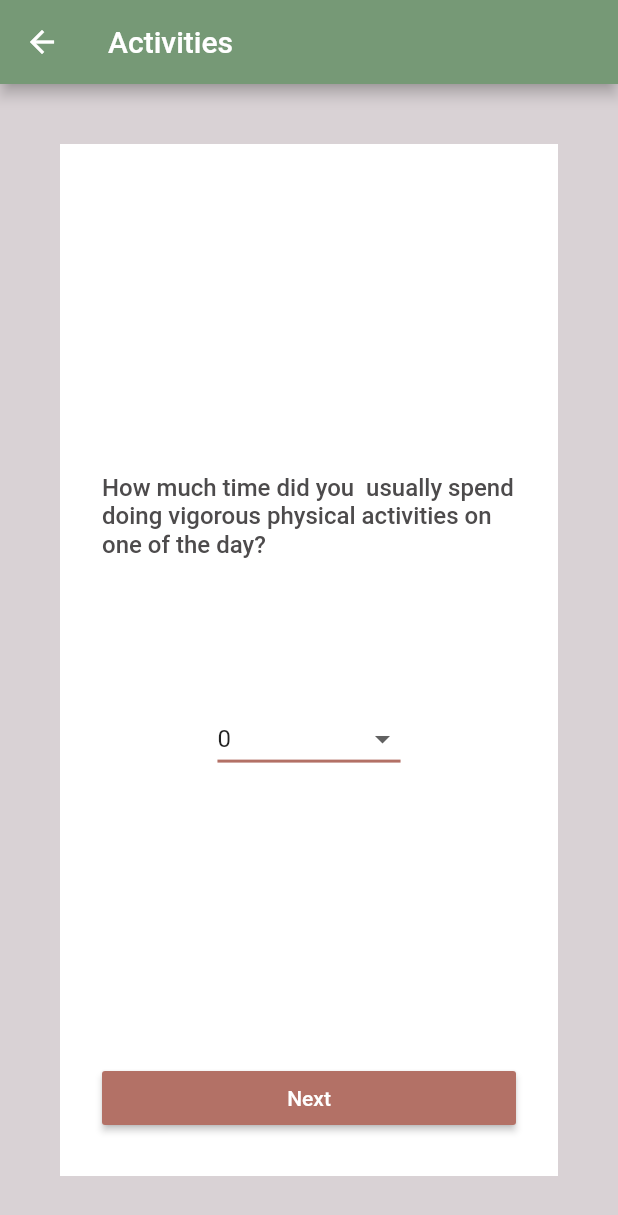
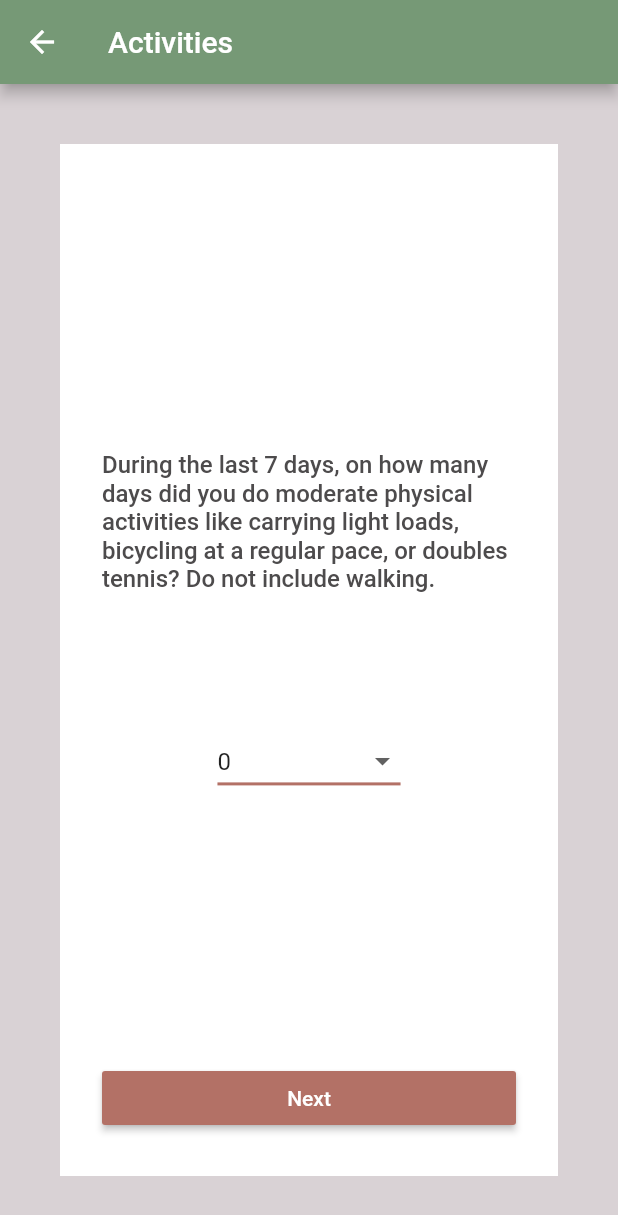
Before and after one commit to shreekadhikari/body_tune, a Flutter app: the ActivitiesPage screen opened directly, after a tap on "Next", on a phone screen of 412 x 824 dp. Shown: the top 1215 px of the screen. Run offline on Flutter 3.47's test engine with Material 2 defaults, Android fonts, the light colour scheme and no system bars; our stand-ins replace numberpicker, shared_preferences; accounts and stored records are empty; Roboto replaces fonts that are missing (Arial).

Commit message:
Did the activity page and user object

```diff
--- a/lib/activities_page.dart
+++ b/lib/activities_page.dart
@@ -1,7 +1,9 @@
+import 'dart:convert';
+
 import 'package:body_tune/home_page.dart';
+import 'package:body_tune/user.dart';
 import 'package:flutter/material.dart';
-import 'package:numberpicker/numberpicker.dart';
-
+import 'package:shared_preferences/shared_preferences.dart';
 import 'helper.dart';
 
 class ActivitiesPage extends StatefulWidget {
@@ -13,10 +15,9 @@ class ActivitiesPage extends StatefulWidget {
 }
 
 class _ContentMain extends State<ActivitiesPage> {
+  SharedPreferences preferences;
   int currentIndex = 0;
-  String dropdownValue = '0';
-
-  // List<Widget> widgetDropDownList = <Widget>[widgetDays()];
+  List<String> dropDownActivity = CustomText().defaultDropDownValue;
 
   @override
   Widget build(BuildContext context) {
@@ -34,30 +35,10 @@ class _ContentMain extends State<ActivitiesPage> {
           crossAxisAlignment: CrossAxisAlignment.stretch,
           children: [
             Spacer(flex: 2),
-            Container(
-              child: Text(
-                CustomText().activitiesQues[currentIndex],
-                style: textBody1(context),
-              ),
-            ),
+            widgetQues(),
             Spacer(flex: 1),
-            Row(
-              children: [
-                Spacer(),
-                widgetDays(),
-                Spacer(),
-              ],
-            ),
-            // NumberPicker.integer(
-            //   scrollDirection: Axis.horizontal,
-            //   highlightSelectedValue: true,
-            //   minValue: 0,
-            //   maxValue: 7,
-            //   initialValue: 0,
-            // ),
-            Spacer(
-              flex: 2,
-            ),
+            widgetDaysAndHours(),
+            Spacer(flex: 2),
             widgetNextButton(),
           ],
         ),
@@ -65,11 +46,58 @@ class _ContentMain extends State<ActivitiesPage> {
     );
   }
 
+  widgetQues() {
+    return Container(
+      child: Text(
+        CustomText().activitiesQues[currentIndex],
+        style: textBody1(context),
+      ),
+    );
+  }
+
+  widgetDaysAndHours() {
+    List<String> tempList = CustomText().daysInWeek;
+
+    if (checkIfDays(currentIndex)) {
+      tempList = CustomText().daysInWeek;
+    } else {
+      tempList = CustomText().hoursInDays;
+    }
+
+    return Row(
+      children: [
+        Spacer(),
+        DropdownButton<String>(
+          value: dropDownActivity[currentIndex],
+          iconSize: 24,
+          elevation: 36,
+          hint: Text('Select a value'),
+          underline: Container(
+            height: 2,
+            color: CustomColor().accent,
+          ),
+          onChanged: (String newValue) {
+            setState(() {
+              dropDownActivity[currentIndex] = newValue;
+            });
+          },
+          items: tempList.map<DropdownMenuItem<String>>((String value) {
+            return DropdownMenuItem<String>(
+              value: value,
+              child: Text(value),
+            );
+          }).toList(),
+        ),
+        Spacer(),
+      ],
+    );
+  }
+
   widgetNextButton() {
     return RaisedButton(
       splashColor: Theme.of(context).primaryColor,
       child: Text(
-        'Next',
+        currentIndex == 6 ? 'Finish' : 'Next',
         style: TextStyle(
           color: Colors.white,
         ),
@@ -77,11 +105,17 @@ class _ContentMain extends State<ActivitiesPage> {
       onPressed: () async {
         setState(() {
           if (currentIndex == 6) {
+            String activityLevel = calculateActivityLevel(dropDownActivity);
+
+            storeActivityLevel(activityLevel);
+
             Navigator.push(
               context,
               MaterialPageRoute(builder: (context) => HomePage()),
             );
           } else {
+            if (checkIfDays(currentIndex) &&
+                dropDownActivity[currentIndex] == '0') currentIndex += 1;
             currentIndex =
                 (currentIndex + 1) % CustomText().activitiesQues.length;
           }
@@ -90,35 +124,51 @@ class _ContentMain extends State<ActivitiesPage> {
     );
   }
 
-  widgetDays() {
-    List<String> tempList = CustomText().daysInWeek;
+  bool checkIfDays(int value) {
+    if (value == 0 || value == 2 || value == 4 || value == 6)
+      return true;
+    else
+      return false;
+  }
 
-    // if (currentIndex == 0 || currentIndex == 2 || currentIndex == 4) {
-    //   tempList = CustomText().daysInWeek;
-    // } else {
-    //   tempList = CustomText().hoursInDays;
-    // }
+  String calculateActivityLevel(List<String> activityDataString) {
+    List<int> activityDataInt = List<int>(activityDataString.length);
+    double met;
+    String activityLevel;
 
-    return DropdownButton<String>(
-      value: dropdownValue,
-      iconSize: 24,
-      elevation: 36,
-      hint: Text('Select a value'),
-      underline: Container(
-        height: 2,
-        color: CustomColor().accent,
-      ),
-      onChanged: (String newValue) {
-        setState(() {
-          dropdownValue = newValue;
-        });
-      },
-      items: tempList.map<DropdownMenuItem<String>>((String value) {
-        return DropdownMenuItem<String>(
-          value: value,
-          child: Text(value),
-        );
-      }).toList(),
-    );
+    for (int i = 0; i < activityDataString.length; i++) {
+      if (checkIfDays(i))
+        activityDataInt[i] = int.parse(activityDataString[i]);
+      else
+        activityDataInt[i] =
+            CustomText().mapTimeIntoMins[activityDataString[i]];
+    }
+
+    met = activityDataInt[0] * activityDataInt[1] * 8.0 +
+        activityDataInt[2] * activityDataInt[3] * 4.0 +
+        activityDataInt[4] * activityDataInt[5] * 3.3;
+
+    if (met >= 1500) {
+      activityLevel = 'High';
+    } else if (met >= 600) {
+      activityLevel = 'Moderate';
+    } else {
+      activityLevel = 'Low';
+    }
+
+    debugPrint('activityPageMET: $met');
+    debugPrint('activityPageLevel: $activityLevel');
+
+    return activityLevel;
+  }
+
+  void storeActivityLevel(String level) async {
+    this.preferences = await SharedPreferences.getInstance();
+    String userString = preferences.getString('user');
+    UserInfo userInfo = UserInfo.fromJson(jsonDecode(userString));
+    userInfo.activity = level;
+    preferences.setString('user', jsonEncode(userInfo));
+
+    debugPrint('activityPageUserWithActivity: ' + userInfo.toString());
   }
 }
--- a/lib/helper.dart
+++ b/lib/helper.dart
@@ -15,14 +15,16 @@ class CustomText {
   String logoLocation = 'assets/images/logo_body_tune.jpeg';
   List<String> genderList = <String>['Male', 'Female', 'Others'];
   List<String> smokeList = <String>['Yes', 'No'];
-  List<String> fitnessList = <String>[
-    'Sedentary',
-    'Low active',
-    'Somewhat Active',
-    'Active',
-    'Very Active'
+  List<String> dummyList = <String>['1', '2', '3', '4', '5', '6', '7', '8'];
+  List<String> defaultDropDownValue = <String>[
+    '0',
+    '5 mins',
+    '0',
+    '5 mins',
+    '0',
+    '5 mins',
+    '0'
   ];
-  List<String> dummyList = <String>['1', '2', '3', '4', '5', '6', '7', '8'];
   List<String> daysInWeek = <String>[
     '0',
     '1',
@@ -32,35 +34,47 @@ class CustomText {
     '5',
     '6',
     '7',
-    'Don\'t Know'
   ];
   List<String> hoursInDays = <String>[
-    '1',
-    '2',
-    '3',
-    '4',
-    '5',
-    '6',
-    '7',
-    '8',
-    '9',
-    '10',
-    '11',
-    '12',
-    '13',
-    '14',
-    '15',
-    '16',
-    '17',
-    '18',
-    '19',
-    '20',
-    '21',
-    '22',
-    '23',
-    '24',
-    'Don\'t Know'
+    '5 mins',
+    '10 mins',
+    '15 mins',
+    '20 mins',
+    '30 mins',
+    '45 mins',
+    '1 hours',
+    '1.5 hours',
+    '2 hours',
+    '2.5 hours',
+    '3 hours',
+    '3.5 hours',
+    '4 hours',
+    '5 hours',
+    '6 hours',
+    '7 hours',
+    '8 hours'
   ];
+
+  Map<String, int> mapTimeIntoMins = {
+    '5 mins': 5,
+    '10 mins': 10,
+    '15 mins': 15,
+    '20 mins': 20,
+    '30 mins': 30,
+    '45 mins': 45,
+    '1 hours': 60,
+    '1.5 hours': 90,
+    '2 hours': 120,
+    '2.5 hours': 150,
+    '3 hours': 180,
+    '3.5 hours': 210,
+    '4 hours': 240,
+    '5 hours': 300,
+    '6 hours': 360,
+    '7 hours': 420,
+    '8 hours': 480
+  };
+
   List<String> activitiesQues = <String>[
     'During the last 7 days, on how many days did you do vigorous physical activities like heavy lifting, digging, aerobics or fast bicycling?',
     'How much time did you  usually spend doing vigorous physical activities on one of the day?',
@@ -70,6 +84,7 @@ class CustomText {
     'How much time did you usually spend walking on one of those days?',
     'During the last 7 days. how much time did you spend sitting on a week day?'
   ];
+
   List<String> activitiesNote = <String>[
     'Think about all the vigorous activities that you did in the last 7 days. Vigorous physical activities refer to activities that take hard physical effort and make you breathe much harder than normal. Think only about those physical activities that you did for at least 10 minutes at a time.',
     '',
--- a/lib/user.dart
+++ b/lib/user.dart
@@ -1,5 +1,72 @@
 class UserInfo {
-  String firstName;
+  String _firstName = '';
+  String _dob = '';
+  String _gender = '';
+  String _smoke = '';
+  String _height = '';
+  String _activity = '';
 
-  UserInfo(this.firstName);
+  UserInfo(this._firstName, this._dob, this._gender, this._smoke, this._height);
+
+  Map<dynamic, String> toJson() => {
+        'fname': _firstName,
+        'dob': _dob,
+        'gender': _gender,
+        'smoke': _smoke,
+        'height': _height,
+        'activity': _activity
+      };
+
+  UserInfo.fromJson(Map<String, dynamic> json)
+      : _firstName = json['fname'],
+        _dob = json['dob'],
+        _gender = json['gender'],
+        _smoke = json['smoke'],
+        _height = json['height'],
+        _activity = json['activity'];
+
+  String get firstName => _firstName;
+
+  String get activity => _activity;
+
+  String get height => _height;
+
+  String get smoke => _smoke;
+
+  String get gender => _gender;
+
+  String get dob => _dob;
+
+  set firstName(String value) {
+    _firstName = value;
+  }
+
+  set dob(String value) {
+    _dob = value;
+  }
+
+  set gender(String value) {
+    _gender = value;
+  }
+
+  set smoke(String value) {
+    _smoke = value;
+  }
+
+  set height(String value) {
+    _height = value;
+  }
+
+  set activity(String value) {
+    _activity = value;
+  }
+
+  setActivity(String activity){
+    _activity = (activity);
+  }
+
+  @override
+  String toString() {
+    return 'UserInfo{_firstName: $_firstName, _dob: $_dob, _gender: $_gender, _smoke: $_smoke, _height: $_height, _activity: $_activity}';
+  }
 }
```
Also changed, not shown: lib/home_content.dart (+64 -37 lines), lib/register_page.dart (+19 -39 lines), lib/splash_screen.dart (+12 -19 lines).
